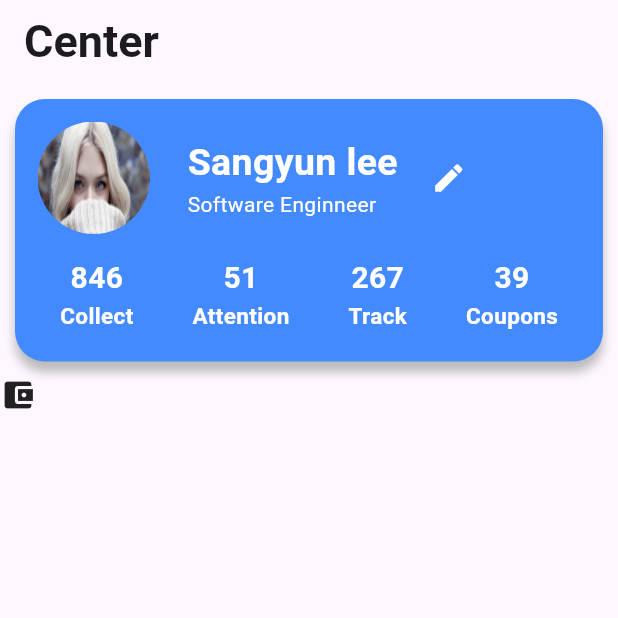
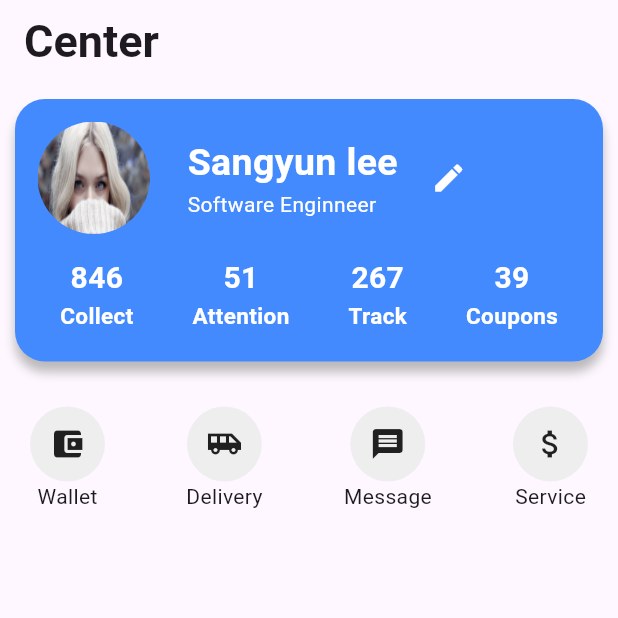
Before and after one commit to GDSC-CAU/GDSC-CAU-Flutter-Study-23-1, a Flutter app: the screen it shows after launch, on a phone screen of 412 x 824 dp, the top half of it. Run offline on Flutter 3.47's test engine with Material 2 defaults, Android fonts, the phone set to English and light mode, and no system bars.

Commit message:
Finish Middle Icon Buttons

```diff
--- a/sangyun_lee/lib/main.dart
+++ b/sangyun_lee/lib/main.dart
@@ -178,13 +178,69 @@ class FurnitureApp extends StatelessWidget {
               ),
             ),
           ),
-          Row(
-            mainAxisAlignment: MainAxisAlignment.spaceBetween,
-            children: [
-              Container(
-                child: const Icon(Icons.account_balance_wallet),
-              )
-            ],
+          Padding(
+            padding: const EdgeInsets.all(20.0),
+            child: Row(
+              mainAxisAlignment: MainAxisAlignment.spaceBetween,
+              children: [
+                Column(
+                  children: [
+                    Container(
+                      width: 50,
+                      height: 50,
+                      decoration: BoxDecoration(
+                        shape: BoxShape.circle,
+                        color: Colors.grey.shade200,
+                      ),
+                      child: const Icon(Icons.account_balance_wallet),
+                    ),
+                    const Text("Wallet"),
+                  ],
+                ),
+                Column(
+                  children: [
+                    Container(
+                      width: 50,
+                      height: 50,
+                      decoration: BoxDecoration(
+                        shape: BoxShape.circle,
+                        color: Colors.grey.shade200,
+                      ),
+                      child: const Icon(Icons.airport_shuttle_sharp),
+                    ),
+                    const Text("Delivery"),
+                  ],
+                ),
+                Column(
+                  children: [
+                    Container(
+                      width: 50,
+                      height: 50,
+                      decoration: BoxDecoration(
+                        shape: BoxShape.circle,
+                        color: Colors.grey.shade200,
+                      ),
+                      child: const Icon(Icons.message),
+                    ),
+                    const Text("Message"),
+                  ],
+                ),
+                Column(
+                  children: [
+                    Container(
+                      width: 50,
+                      height: 50,
+                      decoration: BoxDecoration(
+                        shape: BoxShape.circle,
+                        color: Colors.grey.shade200,
+                      ),
+                      child: const Icon(Icons.attach_money_sharp),
+                    ),
+                    const Text("Service"),
+                  ],
+                ),
+              ],
+            ),
           )
         ],
       ),
```
